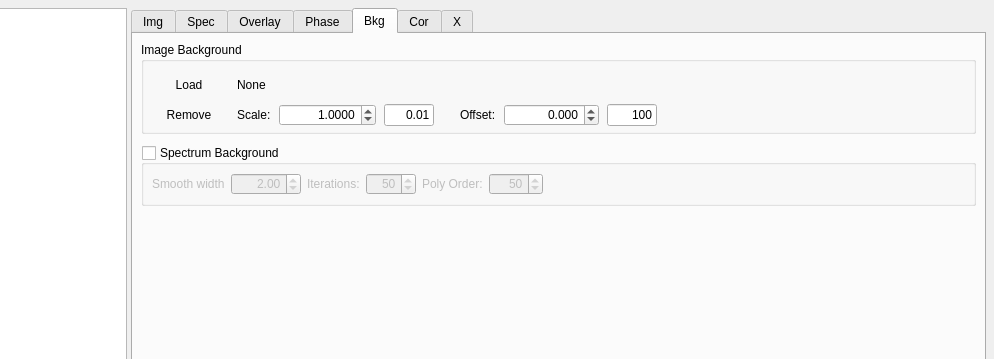
Above: Dioptas_main/Views/UiFiles/Integration.ui from Dioptas/Dioptas before the change; both pictures show x 424 to 1418 and y 0 to 359 of the 1418 by 823 pixel window. Below: the same form after it.
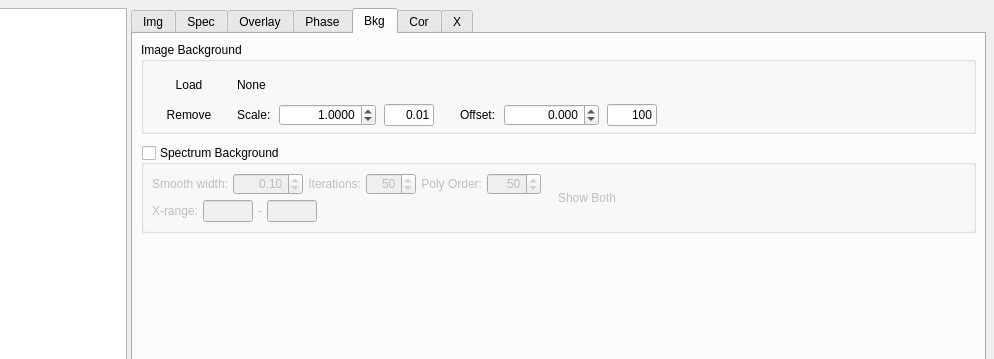
That is the form after the change. Custom widgets are drawn as their Qt base class.

Commit message: implemented basic controls into gui

Diff of the .ui file:
```diff
--- a/Dioptas_main/Views/UiFiles/Integration.ui
+++ b/Dioptas_main/Views/UiFiles/Integration.ui
@@ -2027,9 +2027,19 @@
              <number>8</number>
             </property>
             <item>
+             <layout class="QVBoxLayout" name="verticalLayout_24">
+              <property name="spacing">
+               <number>5</number>
+              </property>
+              <item>
+               <layout class="QHBoxLayout" name="horizontalLayout_42">
+                <item>
              <widget class="QLabel" name="label_34">
               <property name="text">
-               <string>Smooth width</string>
+                   <string>Smooth width:</string>
+                  </property>
+                  <property name="alignment">
+                   <set>Qt::AlignRight|Qt::AlignTrailing|Qt::AlignVCenter</set>
               </property>
              </widget>
             </item>
@@ -2057,7 +2067,7 @@
                <set>Qt::AlignRight|Qt::AlignTrailing|Qt::AlignVCenter</set>
               </property>
               <property name="value">
-               <double>2.000000000000000</double>
+                   <double>0.100000000000000</double>
               </property>
              </widget>
             </item>
@@ -2066,6 +2076,9 @@
               <property name="text">
                <string>Iterations:</string>
               </property>
+                  <property name="alignment">
+                   <set>Qt::AlignRight|Qt::AlignTrailing|Qt::AlignVCenter</set>
+                  </property>
              </widget>
             </item>
             <item>
@@ -2092,6 +2105,9 @@
               <property name="text">
                <string>Poly Order:</string>
               </property>
+                  <property name="alignment">
+                   <set>Qt::AlignRight|Qt::AlignTrailing|Qt::AlignVCenter</set>
+                  </property>
              </widget>
             </item>
             <item>
@@ -2113,14 +2129,97 @@
               </property>
              </widget>
             </item>
+               </layout>
+              </item>
             <item>
-             <spacer name="horizontalSpacer_18">
+               <layout class="QHBoxLayout" name="horizontalLayout_43">
+                <item>
+                 <widget class="QLabel" name="label_37">
+                  <property name="text">
+                   <string>X-range:</string>
+                  </property>
+                  <property name="alignment">
+                   <set>Qt::AlignRight|Qt::AlignTrailing|Qt::AlignVCenter</set>
+                  </property>
+                 </widget>
+                </item>
+                <item>
+                 <widget class="QLineEdit" name="bkg_spectrum_x_min_txt">
+                  <property name="maximumSize">
+                   <size>
+                    <width>50</width>
+                    <height>16777215</height>
+                   </size>
+                  </property>
+                 </widget>
+                </item>
+                <item>
+                 <widget class="QLabel" name="label_38">
+                  <property name="text">
+                   <string>-</string>
+                  </property>
+                 </widget>
+                </item>
+                <item>
+                 <widget class="QLineEdit" name="bkg_spectrum_x_max_txt">
+                  <property name="maximumSize">
+                   <size>
+                    <width>50</width>
+                    <height>16777215</height>
+                   </size>
+                  </property>
+                 </widget>
+                </item>
+                <item>
+                 <spacer name="horizontalSpacer_19">
               <property name="orientation">
                <enum>Qt::Horizontal</enum>
               </property>
               <property name="sizeHint" stdset="0">
                <size>
                 <width>40</width>
+                    <height>20</height>
+                   </size>
+                  </property>
+                 </spacer>
+                </item>
+               </layout>
+              </item>
+             </layout>
+            </item>
+            <item>
+             <widget class="QPushButton" name="bkg_spectrum_show_both_btn">
+              <property name="sizePolicy">
+               <sizepolicy hsizetype="Minimum" vsizetype="Minimum">
+                <horstretch>0</horstretch>
+                <verstretch>0</verstretch>
+               </sizepolicy>
+              </property>
+              <property name="baseSize">
+               <size>
+                <width>0</width>
+                <height>50</height>
+               </size>
+              </property>
+              <property name="text">
+               <string>Show Both</string>
+              </property>
+              <property name="checkable">
+               <bool>true</bool>
+              </property>
+              <property name="flat">
+               <bool>true</bool>
+              </property>
+             </widget>
+            </item>
+            <item>
+             <spacer name="horizontalSpacer_18">
+              <property name="orientation">
+               <enum>Qt::Horizontal</enum>
+              </property>
+              <property name="sizeHint" stdset="0">
+               <size>
+                <width>90</width>
                 <height>20</height>
                </size>
               </property>
```
Left out of the diff: 5 changed lines with no effect on the pictures. Lines whose indentation alone changed are shown as unchanged. The commit also changes 4 other files.
